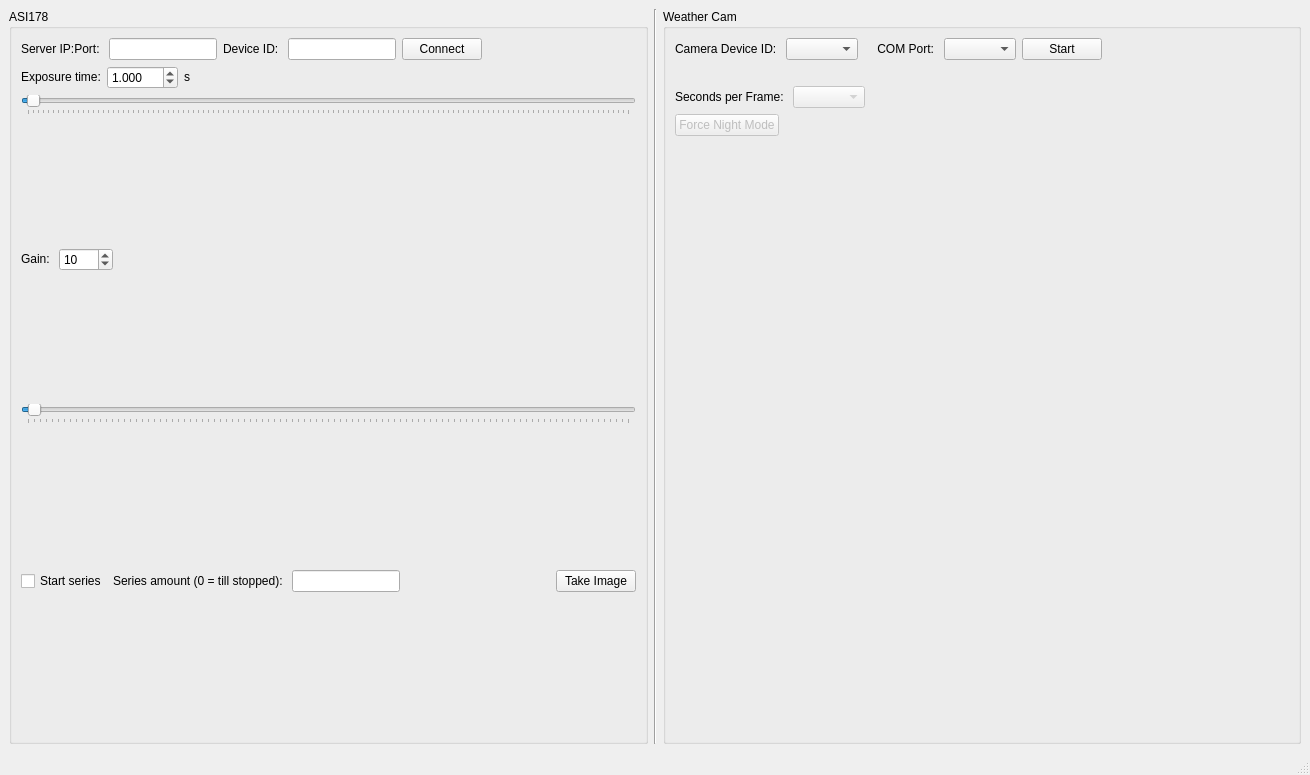
Before: the Qt Designer form guidercam.ui in SGCMarkus/GuiderCam, drawn with Qt 5.
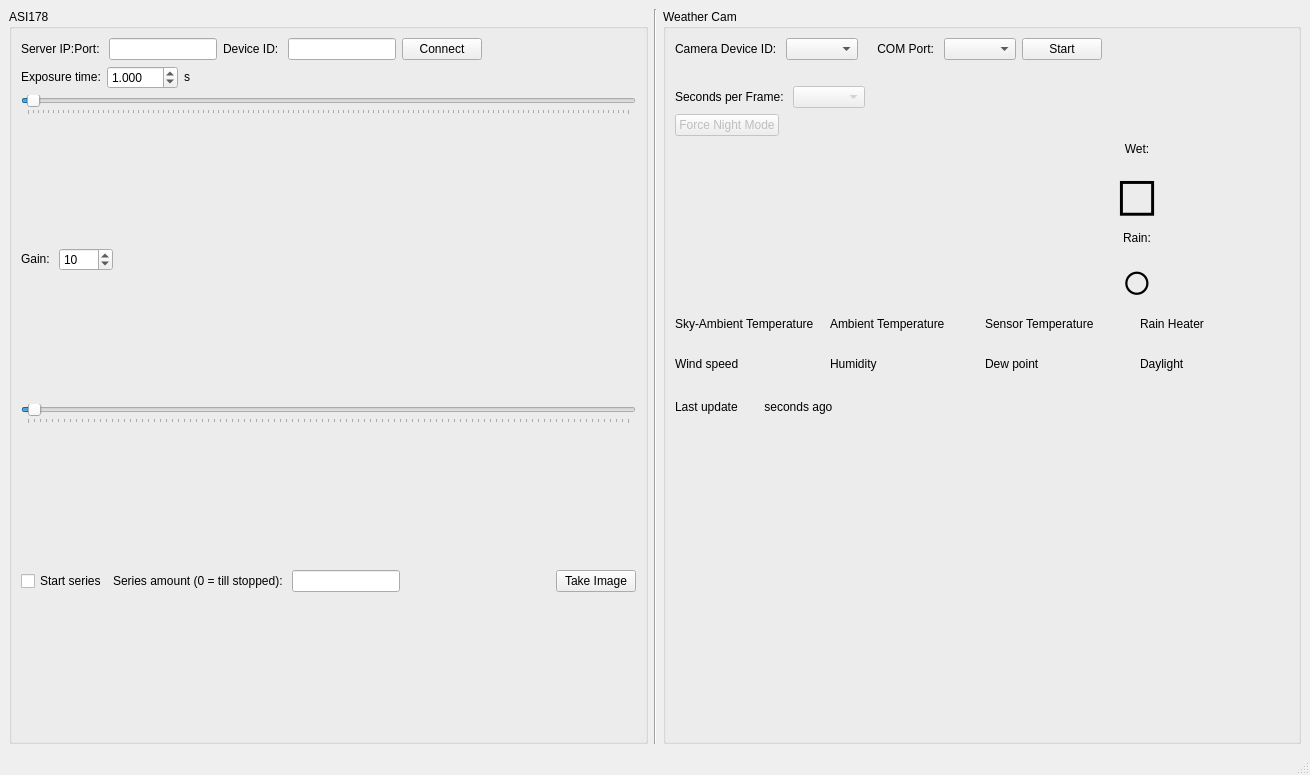
After: the same form once the commit is applied.

Commit message: GUI: add fields for weather sensors

Diff of the .ui file:
```diff
--- a/guidercam.ui
+++ b/guidercam.ui
@@ -459,7 +459,340 @@
                 </layout>
                </item>
                <item>
-                <layout class="QHBoxLayout" name="horizontalLayout_10"/>
+                <layout class="QVBoxLayout" name="verticalLayout_14">
+                 <item>
+                  <layout class="QHBoxLayout" name="horizontalLayout_15">
+                   <item>
+                    <layout class="QVBoxLayout" name="verticalLayout_16">
+                     <item>
+                      <widget class="QLabel" name="lb_CloudLevelString">
+                       <property name="font">
+                        <font>
+                         <pointsize>20</pointsize>
+                        </font>
+                       </property>
+                       <property name="styleSheet">
+                        <string notr="true">color: green</string>
+                       </property>
+                       <property name="text">
+                        <string/>
+                       </property>
+                      </widget>
+                     </item>
+                     <item>
+                      <widget class="QLabel" name="lb_WindSpeedLevelString">
+                       <property name="font">
+                        <font>
+                         <pointsize>20</pointsize>
+                        </font>
+                       </property>
+                       <property name="styleSheet">
+                        <string notr="true">color: green</string>
+                       </property>
+                       <property name="text">
+                        <string/>
+                       </property>
+                      </widget>
+                     </item>
+                     <item>
+                      <widget class="QLabel" name="lb_HumidityString">
+                       <property name="font">
+                        <font>
+                         <pointsize>20</pointsize>
+                        </font>
+                       </property>
+                       <property name="styleSheet">
+                        <string notr="true">color: green</string>
+                       </property>
+                       <property name="text">
+                        <string/>
+                       </property>
+                      </widget>
+                     </item>
+                     <item>
+                      <widget class="QLabel" name="lb_DaylightString">
+                       <property name="font">
+                        <font>
+                         <pointsize>20</pointsize>
+                        </font>
+                       </property>
+                       <property name="styleSheet">
+                        <string notr="true">color: green</string>
+                       </property>
+                       <property name="text">
+                        <string/>
+                       </property>
+                      </widget>
+                     </item>
+                    </layout>
+                   </item>
+                   <item>
+                    <layout class="QVBoxLayout" name="verticalLayout_15">
+                     <item>
+                      <widget class="QLabel" name="label_12">
+                       <property name="text">
+                        <string>Wet:</string>
+                       </property>
+                       <property name="alignment">
+                        <set>Qt::AlignCenter</set>
+                       </property>
+                      </widget>
+                     </item>
+                     <item>
+                      <widget class="QLabel" name="lb_WetIndicator">
+                       <property name="font">
+                        <font>
+                         <pointsize>40</pointsize>
+                         <weight>50</weight>
+                         <bold>false</bold>
+                         <kerning>true</kerning>
+                        </font>
+                       </property>
+                       <property name="text">
+                        <string>◻</string>
+                       </property>
+                       <property name="alignment">
+                        <set>Qt::AlignCenter</set>
+                       </property>
+                      </widget>
+                     </item>
+                     <item>
+                      <widget class="QLabel" name="label_17">
+                       <property name="text">
+                        <string>Rain:</string>
+                       </property>
+                       <property name="alignment">
+                        <set>Qt::AlignCenter</set>
+                       </property>
+                      </widget>
+                     </item>
+                     <item>
+                      <widget class="QLabel" name="lb_RainIndicator">
+                       <property name="font">
+                        <font>
+                         <pointsize>40</pointsize>
+                        </font>
+                       </property>
+                       <property name="text">
+                        <string>○</string>
+                       </property>
+                       <property name="alignment">
+                        <set>Qt::AlignCenter</set>
+                       </property>
+                      </widget>
+                     </item>
+                    </layout>
+                   </item>
+                  </layout>
+                 </item>
+                </layout>
+               </item>
+               <item>
+                <layout class="QHBoxLayout" name="horizontalLayout_10">
+                 <item>
+                  <layout class="QVBoxLayout" name="verticalLayout_5">
+                   <item>
+                    <layout class="QHBoxLayout" name="horizontalLayout_14">
+                     <item>
+                      <layout class="QVBoxLayout" name="verticalLayout_9">
+                       <item>
+                        <widget class="QLabel" name="label_10">
+                         <property name="styleSheet">
+                          <string notr="true"/>
+                         </property>
+                         <property name="text">
+                          <string>Sky-Ambient Temperature</string>
+                         </property>
+                        </widget>
+                       </item>
+                       <item>
+                        <widget class="QLabel" name="lb_SkyAmbTemp">
+                         <property name="text">
+                          <string/>
+                         </property>
+                        </widget>
+                       </item>
+                      </layout>
+                     </item>
+                     <item>
+                      <layout class="QVBoxLayout" name="verticalLayout_8">
+                       <item>
+                        <widget class="QLabel" name="label_11">
+                         <property name="text">
+                          <string>Ambient Temperature</string>
+                         </property>
+                        </widget>
+                       </item>
+                       <item>
+                        <widget class="QLabel" name="lb_AmbientTemp">
+                         <property name="text">
+                          <string/>
+                         </property>
+                        </widget>
+                       </item>
+                      </layout>
+                     </item>
+                     <item>
+                      <layout class="QVBoxLayout" name="verticalLayout_7">
+                       <item>
+                        <widget class="QLabel" name="label_13">
+                         <property name="text">
+                          <string>Sensor Temperature</string>
+                         </property>
+                        </widget>
+                       </item>
+                       <item>
+                        <widget class="QLabel" name="lb_SensorTemp">
+                         <property name="text">
+                          <string/>
+                         </property>
+                        </widget>
+                       </item>
+                      </layout>
+                     </item>
+                     <item>
+                      <layout class="QVBoxLayout" name="verticalLayout_6">
+                       <item>
+                        <widget class="QLabel" name="label_14">
+                         <property name="text">
+                          <string>Rain Heater</string>
+                         </property>
+                        </widget>
+                       </item>
+                       <item>
+                        <widget class="QLabel" name="lb_RainHeater">
+                         <property name="text">
+                          <string/>
+                         </property>
+                        </widget>
+                       </item>
+                      </layout>
+                     </item>
+                    </layout>
+                   </item>
+                   <item>
+                    <layout class="QHBoxLayout" name="horizontalLayout_13">
+                     <item>
+                      <layout class="QVBoxLayout" name="verticalLayout_13">
+                       <item>
+                        <widget class="QLabel" name="label_9">
+                         <property name="text">
+                          <string>Wind speed</string>
+                         </property>
+                        </widget>
+                       </item>
+                       <item>
+                        <widget class="QLabel" name="lb_WindSpeed">
+                         <property name="text">
+                          <string/>
+                         </property>
+                        </widget>
+                       </item>
+                      </layout>
+                     </item>
+                     <item>
+                      <layout class="QVBoxLayout" name="verticalLayout_12">
+                       <item>
+                        <widget class="QLabel" name="label_16">
+                         <property name="text">
+                          <string>Humidity</string>
+                         </property>
+                        </widget>
+                       </item>
+                       <item>
+                        <widget class="QLabel" name="lb_Humidity">
+                         <property name="text">
+                          <string/>
+                         </property>
+                        </widget>
+                       </item>
+                      </layout>
+                     </item>
+                     <item>
+                      <layout class="QVBoxLayout" name="verticalLayout_11">
+                       <item>
+                        <widget class="QLabel" name="label_18">
+                         <property name="text">
+                          <string>Dew point</string>
+                         </property>
+                        </widget>
+                       </item>
+                       <item>
+                        <widget class="QLabel" name="lb_DewPoint">
+                         <property name="text">
+                          <string/>
+                         </property>
+                        </widget>
+                       </item>
+                      </layout>
+                     </item>
+                     <item>
+                      <layout class="QVBoxLayout" name="verticalLayout_10">
+                       <item>
+                        <widget class="QLabel" name="label_20">
+                         <property name="text">
+                          <string>Daylight</string>
+                         </property>
+                        </widget>
+                       </item>
+                       <item>
+                        <widget class="QLabel" name="lb_Daylight">
+                         <property name="text">
+                          <string/>
+                         </property>
+                        </widget>
+                       </item>
+                      </layout>
+                     </item>
+                    </layout>
+                   </item>
+                   <item>
+                    <layout class="QHBoxLayout" name="horizontalLayout_16">
+                     <item>
+                      <widget class="QLabel" name="label_21">
+                       <property name="text">
+                        <string>Last update </string>
+                       </property>
+                      </widget>
+                     </item>
+                     <item>
+                      <widget class="QLabel" name="lb_LastWeatherUpdate">
+                       <property name="sizePolicy">
+                        <sizepolicy hsizetype="Preferred" vsizetype="Preferred">
+                         <horstretch>0</horstretch>
+                         <verstretch>0</verstretch>
+                        </sizepolicy>
+                       </property>
+                       <property name="text">
+                        <string/>
+                       </property>
+                      </widget>
+                     </item>
+                     <item>
+                      <widget class="QLabel" name="label_15">
+                       <property name="text">
+                        <string> seconds ago</string>
+                       </property>
+                      </widget>
+                     </item>
+                     <item>
+                      <spacer name="horizontalSpacer_8">
+                       <property name="orientation">
+                        <enum>Qt::Horizontal</enum>
+                       </property>
+                       <property name="sizeHint" stdset="0">
+                        <size>
+                         <width>40</width>
+                         <height>20</height>
+                        </size>
+                       </property>
+                      </spacer>
+                     </item>
+                    </layout>
+                   </item>
+                  </layout>
+                 </item>
+                </layout>
                </item>
               </layout>
              </item>
```
The commit also changes 1 other file.
